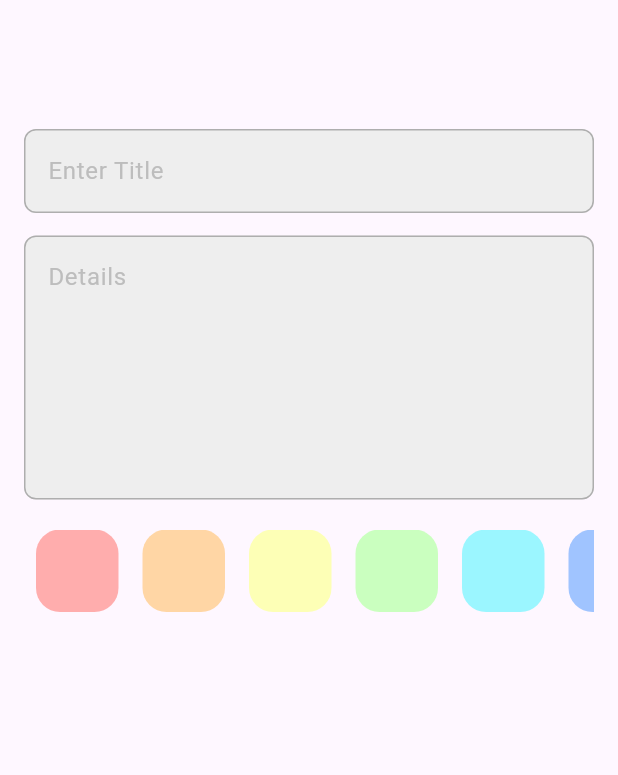
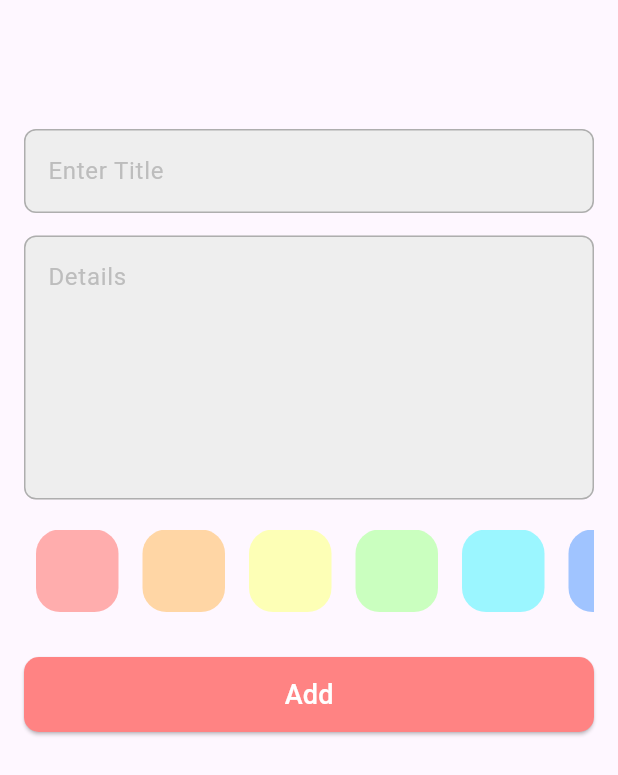
Before and after one commit to Nadeennoshy/Notly, a Flutter app: the AddNoteView screen opened directly, on a phone screen of 412 x 824 dp. Shown: the top 775 px of the screen. Run offline on Flutter 3.47's test engine with Material 3 defaults, Android fonts, the light colour scheme and no system bars.

Commit message:
create custom button

```diff
--- a/lib/views/add_note_view.dart
+++ b/lib/views/add_note_view.dart
@@ -1,27 +1,14 @@
 import 'package:flutter/material.dart';
-import 'package:flutter/widgets.dart';
-import 'package:notly/widgets/colors_list_view.dart';
-import 'package:notly/widgets/custom_text_field.dart';
+import 'package:notly/widgets/add_note_body.dart';
+
 
 class AddNoteView extends StatelessWidget {
   const AddNoteView({super.key});
 
   @override
   Widget build(BuildContext context) {
-    return Scaffold(
-       body: Padding(
-         padding: const EdgeInsets.all(16.0),
-         child: ListView(
-          children: const [
-            SizedBox(height: 70,),
-            CustomTextField(hintText: 'Enter Title'),
-            SizedBox(height: 15,),
-            CustomTextField(hintText: 'Details',maxLines: 6,),
-            SizedBox(height: 20,),
-            ColorsListView(),
-          ],
-         ),
-       ),
+    return const Scaffold(
+       body: AddNoteBody(),
     );
   }
 }
--- a/lib/widgets/add_note_body.dart
+++ b/lib/widgets/add_note_body.dart
@@ -1,12 +1,28 @@
 import 'package:flutter/material.dart';
+import 'package:notly/widgets/colors_list_view.dart';
+import 'package:notly/widgets/custom_button.dart';
+import 'package:notly/widgets/custom_text_field.dart';
 
 class AddNoteBody extends StatelessWidget {
   const AddNoteBody({super.key});
 
   @override
   Widget build(BuildContext context) {
-    return const Column(
+    return Padding(
+         padding: const EdgeInsets.all(16.0),
+         child: ListView(
+          children: const [
+            SizedBox(height: 70,),
+            CustomTextField(hintText: 'Enter Title'),
+            SizedBox(height: 15,),
+            CustomTextField(hintText: 'Details',maxLines: 6,),
+            SizedBox(height: 20,),
+            ColorsListView(),
+            SizedBox(height: 30,),
+            CustomButton(buttonName: 'Add',),
 
-    );
+          ],
+         ),
+       );
   }
 }
--- /dev/null
+++ b/lib/widgets/custom_button.dart
@@ -0,0 +1,25 @@
+import 'package:flutter/material.dart';
+
+class CustomButton extends StatelessWidget {
+  const CustomButton({super.key,required this.buttonName});
+  final String buttonName;
+
+  @override
+  Widget build(BuildContext context) {
+    return ElevatedButton(
+      style: ElevatedButton.styleFrom(
+        minimumSize: const Size(double.infinity, 50),
+        backgroundColor: const Color(0xffFF8383),
+         shape: RoundedRectangleBorder(
+      borderRadius: BorderRadius.circular(10.0), // Set the border radius
+    ),
+
+      ),
+      onPressed: (){},
+      child: Text(buttonName,
+      style: const TextStyle(
+        color: Colors.white,
+        fontSize: 18,
+      ),));
+  }
+}
--- a/lib/widgets/onboarding_body.dart
+++ b/lib/widgets/onboarding_body.dart
@@ -1,5 +1,4 @@
 import 'package:flutter/material.dart';
-import 'package:notly/views/home_view.dart';
 import 'package:notly/widgets/get_started_button.dart';
 
 class OnBoardingBody extends StatelessWidget {
```
